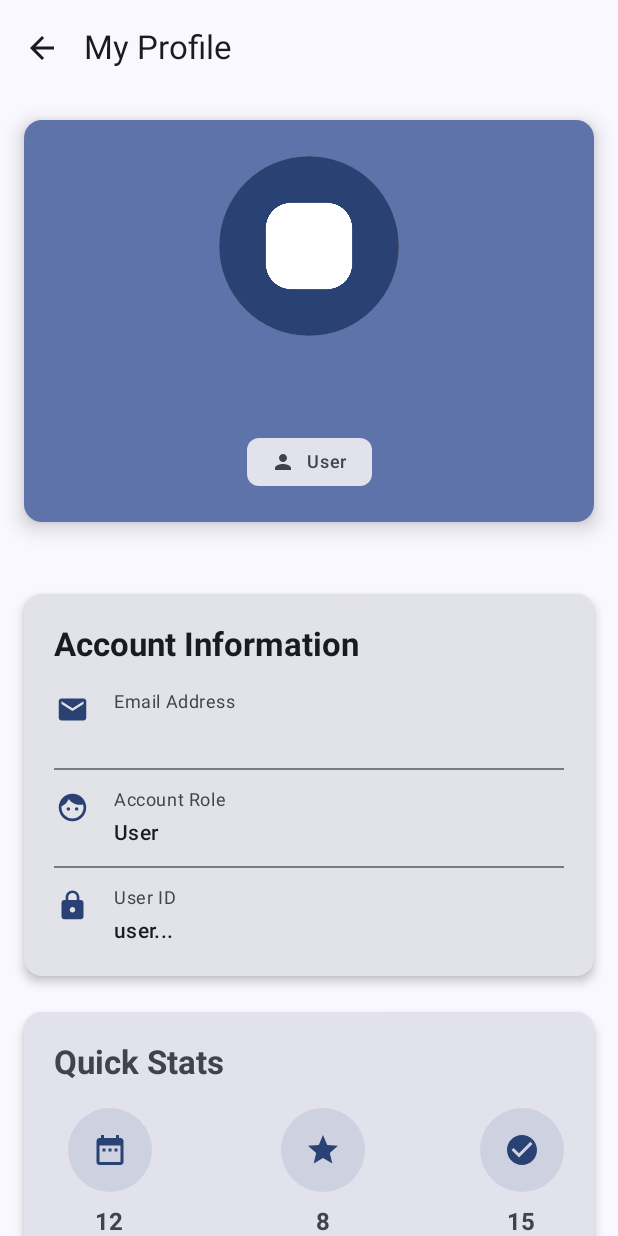
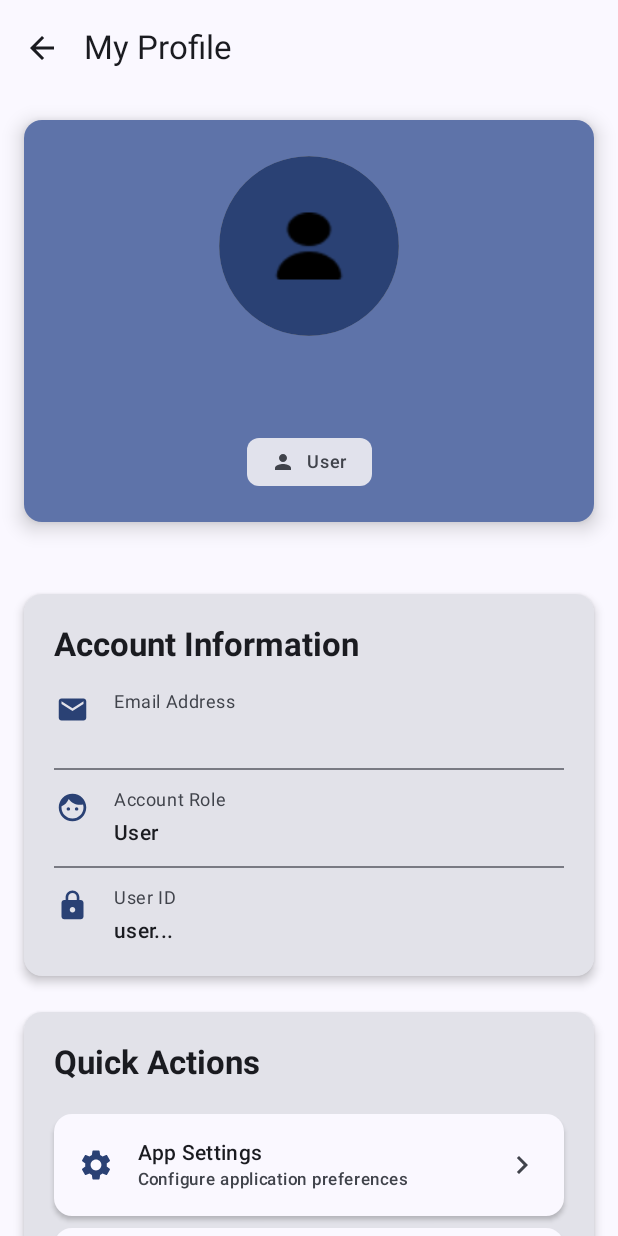
Before and after one commit to dhananjayingole/MyBizz, an Android app built with Jetpack Compose: the ProfileScreen screen opened through its navigation route, on a phone screen of 412 x 824 dp. Run offline under Robolectric (Android 15) with nearby library versions, the phone set to English and light mode, and no system bars; our stand-ins replace Firebase (no records; nobody signed in at launch, a user with empty details on screens opened directly); libraries missing offline, so code that uses them is left out: com.google.api.client, com.google.api.services, com.google.auth.http, com.google.auth.oauth2.

Commit message:
inital commit

```diff
--- a/app/src/main/java/eu/tutorials/mybizz/UIScreens/ProfileScreen.kt
+++ b/app/src/main/java/eu/tutorials/mybizz/UIScreens/ProfileScreen.kt
@@ -69,24 +69,16 @@ fun ProfileScreen(
 
             Spacer(modifier = Modifier.height(24.dp))
 
-            // Account Statistics
-            AccountStatisticsCard()
-
-            Spacer(modifier = Modifier.height(24.dp))
-
-            // Quick Actions
+            // Quick Actions - Only Settings remains
             QuickActionsSection(
-                onEditProfile = {
-                    // Navigate to edit profile - you can add this route later
-                    // navController.navigate(Routes.EditProfileScreen)
+                onSettings = {
+                    navController.navigate(Routes.SettingScreen)
                 },
-                onChangePassword = {
-                    // Navigate to change password - you can add this route later
-                    // navController.navigate(Routes.ChangePasswordScreen)
-                },
-                onSettings = {
-                    // Navigate to settings - you can add this route later
-                    // navController.navigate(Routes.SettingsScreen)
+                onLogout = {
+                    authRepo.logout()
+                    navController.navigate(Routes.LoginScreen) {
+                        popUpTo(0) { inclusive = true }
+                    }
                 },
                 navController = navController
             )
@@ -95,31 +87,6 @@ fun ProfileScreen(
 
             // App Information
             AppInfoCard()
-
-            // Logout Button
-            Spacer(modifier = Modifier.height(16.dp))
-            Button(
-                onClick = {
-                    authRepo.logout()
-                    navController.navigate(Routes.LoginScreen) {
-                        popUpTo(0) { inclusive = true }
-                    }
-                },
-                modifier = Modifier
-                    .fillMaxWidth()
-                    .padding(horizontal = 16.dp),
-                colors = ButtonDefaults.buttonColors(
-                    containerColor = MaterialTheme.colorScheme.errorContainer,
-                    contentColor = MaterialTheme.colorScheme.onErrorContainer
-                )
-            ) {
-                Icon(
-                    painter = painterResource(id = R.drawable.img_9), // Replace with your actual drawable resource
-                    contentDescription = "Logout"
-                )
-                Spacer(modifier = Modifier.width(8.dp))
-                Text("Logout")
-            }
         }
     }
 }
@@ -196,10 +163,10 @@ private fun AnimatedProfileHeader(userName: String, userRole: String) {
                 ) {
                     Box(contentAlignment = Alignment.Center) {
                         Icon(
-                            painter = painterResource(R.drawable.img_11),
+                            painter = painterResource(R.drawable.img_5),
                             contentDescription = "Profile",
                             modifier = Modifier.size(48.dp),
-                            tint = MaterialTheme.colorScheme.onPrimary
+                            tint = Color.Black
                         )
                     }
                 }
@@ -327,89 +294,9 @@ private fun InfoRow(icon: ImageVector, label: String, value: String) {
 }
 
 @Composable
-private fun AccountStatisticsCard() {
-    Card(
-        modifier = Modifier
-            .fillMaxWidth()
-            .padding(horizontal = 16.dp),
-        colors = CardDefaults.cardColors(
-            containerColor = MaterialTheme.colorScheme.surfaceVariant
-        ),
-        elevation = CardDefaults.cardElevation(defaultElevation = 4.dp)
-    ) {
-        Column(modifier = Modifier.padding(20.dp)) {
-            Text(
-                text = "Quick Stats",
-                style = MaterialTheme.typography.titleLarge,
-                fontWeight = FontWeight.Bold,
-                modifier = Modifier.padding(bottom = 16.dp)
-            )
-
-            Row(
-                modifier = Modifier.fillMaxWidth(),
-                horizontalArrangement = Arrangement.SpaceBetween
-            ) {
-                StatItem(
-                    count = "12",
-                    label = "Bills Managed",
-                    icon = Icons.Default.DateRange
-                )
-                StatItem(
-                    count = "8",
-                    label = "Active Rentals",
-                    icon = Icons.Default.Star
-                )
-                StatItem(
-                    count = "15",
-                    label = "Tasks",
-                    icon = Icons.Default.CheckCircle
-                )
-            }
-        }
-    }
-}
-
-@Composable
-private fun StatItem(count: String, label: String, icon: ImageVector) {
-    Column(horizontalAlignment = Alignment.CenterHorizontally) {
-        Surface(
-            shape = CircleShape,
-            color = MaterialTheme.colorScheme.primary.copy(alpha = 0.1f),
-            contentColor = MaterialTheme.colorScheme.primary
-        ) {
-            Box(
-                modifier = Modifier
-                    .size(56.dp)
-                    .padding(12.dp),
-                contentAlignment = Alignment.Center
-            ) {
-                Icon(
-                    imageVector = icon,
-                    contentDescription = label,
-                    modifier = Modifier.size(24.dp)
-                )
-            }
-        }
-        Spacer(modifier = Modifier.height(8.dp))
-        Text(
-            text = count,
-            style = MaterialTheme.typography.titleMedium,
-            fontWeight = FontWeight.Bold
-        )
-        Text(
-            text = label,
-            style = MaterialTheme.typography.labelSmall,
-            color = MaterialTheme.colorScheme.onSurfaceVariant,
-            textAlign = TextAlign.Center
-        )
-    }
-}
-
-@Composable
 private fun QuickActionsSection(
-    onEditProfile: () -> Unit,
-    onChangePassword: () -> Unit,
     onSettings: () -> Unit,
+    onLogout: () -> Unit,
     navController: NavController
 ) {
     Card(
@@ -427,24 +314,17 @@ private fun QuickActionsSection(
             )
 
             ActionButton(
-                icon = Icons.Default.Edit,
-                text = "Edit Profile",
-                description = "Update your personal information",
-                onClick = onEditProfile
+                icon = Icons.Default.Settings,
+                text = "App Settings",
+                description = "Configure application preferences",
+                onClick = onSettings
             )
 
             ActionButton(
-                icon = Icons.Default.Lock,
-                text = "Change Password",
-                description = "Update your account password",
-                onClick = onChangePassword
-            )
-
-            ActionButton(
-                icon = Icons.Default.Settings,
-                text = "App Settings",
-                description = "Configure application preferences",
-                onClick = {navController.navigate(Routes.SettingScreen)}
+                icon = Icons.Default.Clear,
+                text = "Logout",
+                description = "Sign out from your account",
+                onClick = onLogout
             )
         }
     }
```
